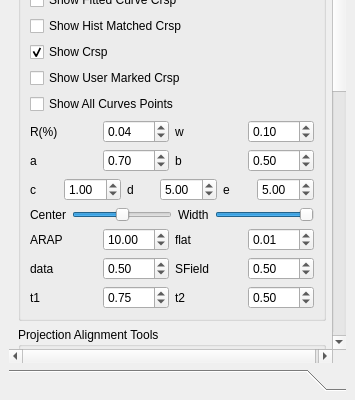
Qt form src/ui/ParameterDock.ui (marlinilram/AppMod) before a commit; both pictures show x 0 to 355 and y 483 to 883 of the 355 by 883 pixel window.
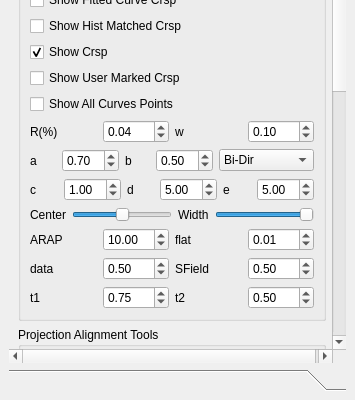
The same form after that commit.

Commit message: Fixed a bug of sampling image curves points in computing HMM Added UI to control LFCrsp type

Diff of the .ui file:
```diff
--- a/src/ui/ParameterDock.ui
+++ b/src/ui/ParameterDock.ui
@@ -24,8 +24,8 @@
        <property name="geometry">
         <rect>
          <x>0</x>
-         <y>-245</y>
-         <width>320</width>
+         <y>-148</y>
+         <width>336</width>
          <height>1077</height>
         </rect>
        </property>
@@ -349,6 +349,25 @@
                </property>
               </widget>
              </item>
+             <item>
+              <widget class="QComboBox" name="Crsp_Type_ComboBox">
+               <item>
+                <property name="text">
+                 <string>Bi-Dir</string>
+                </property>
+               </item>
+               <item>
+                <property name="text">
+                 <string>HMM Prune</string>
+                </property>
+               </item>
+               <item>
+                <property name="text">
+                 <string>HMM</string>
+                </property>
+               </item>
+              </widget>
+             </item>
             </layout>
            </item>
            <item>
```
Left out of the diff: 10 changed lines with no effect on the pictures. The commit also changes 8 other files.
